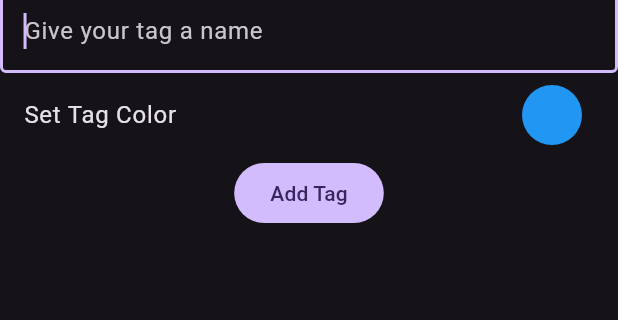
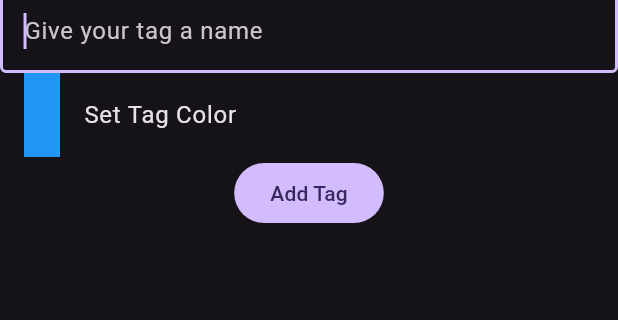
Before and after one commit to jrsalata/toolery, a Flutter app: the TagPage screen opened directly, after a tap on "Tags", on a phone screen of 412 x 824 dp, the part 95-415 px from its top. Run offline on Flutter 3.47's test engine with Material 3 defaults, Android fonts, the phone set to English and light mode, and no system bars; drawn by our look-alikes of dynamic_color; our stand-ins replace flutter_colorpicker, shared_preferences, sqflite; accounts and stored records are empty.

Commit message:
Updated tag looks

```diff
--- a/lib/forms/tag/form.dart
+++ b/lib/forms/tag/form.dart
@@ -61,10 +61,13 @@ class _TagFormState extends State<TagForm> {
         ),
         ListTile(
           title: Text("Set Tag Color"),
-          trailing: ValueListenableBuilder<Color>(
+          leading: ValueListenableBuilder<Color>(
             valueListenable: colorController,
-            builder: (context, value, _) =>
-                CircleAvatar(backgroundColor: value),
+            builder: (context, value, _) => SizedBox(
+              width: 24,
+              height: double.infinity,
+              child: DecoratedBox(decoration: BoxDecoration(color: value)),
+            ),
           ),
           onTap: () async => showDialog<void>(
             context: context,
--- a/lib/forms/tag/list.dart
+++ b/lib/forms/tag/list.dart
@@ -18,7 +18,13 @@ class TagList extends StatelessWidget {
                     for (Tag tag in tags.tags)
                       ListTile(
                         title: Text(tag.name),
-                        tileColor: tag.color,
+                        leading: SizedBox(
+                          width: 24,
+                          height: double.infinity,
+                          child: DecoratedBox(
+                            decoration: BoxDecoration(color: tag.color),
+                          ),
+                        ),
                         trailing: Icon(Icons.edit),
                         onTap: () async {
                           await Navigator.push<bool>(
--- a/lib/forms/tag/main.dart
+++ b/lib/forms/tag/main.dart
@@ -7,7 +7,7 @@ class TagPage extends StatelessWidget {
   @override
   Widget build(BuildContext context) {
     return Scaffold(
-      appBar: AppBar(title: const Text('Tags')),
+      appBar: AppBar(title: const Text('Configure Tags')),
       body: TagList(),
       floatingActionButton: FloatingActionButton.extended(
         onPressed: () async {
```
